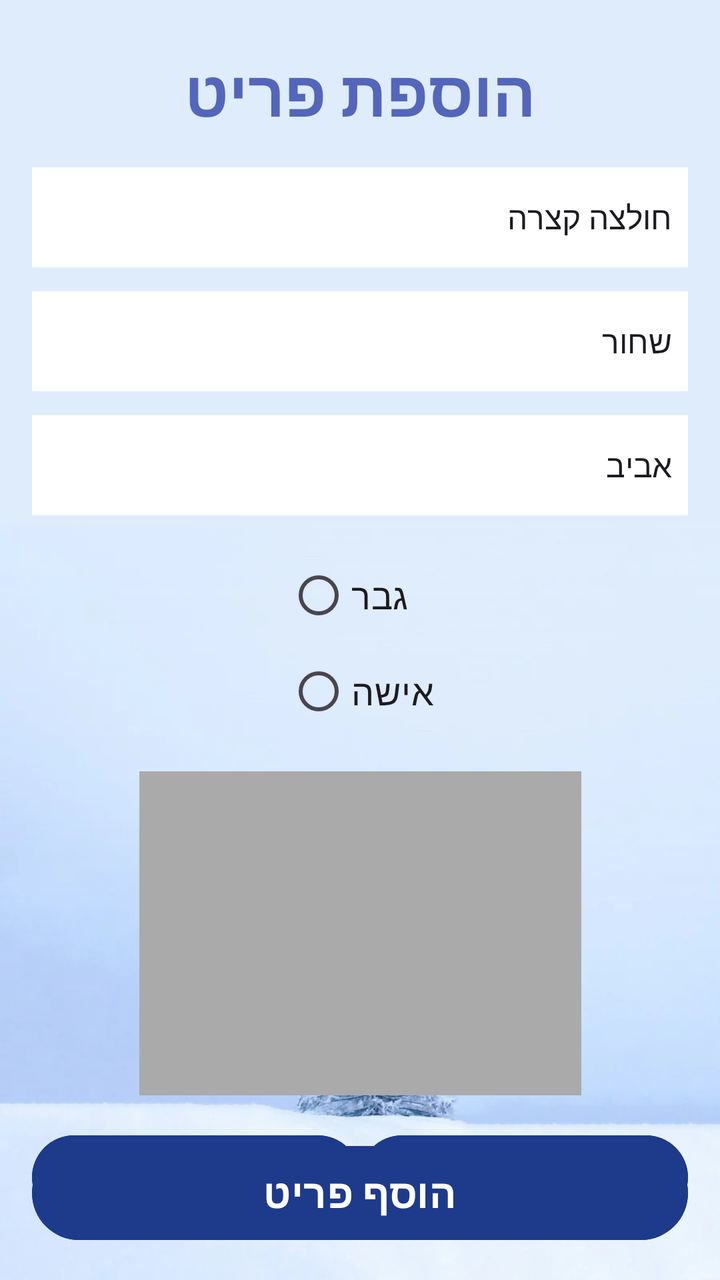
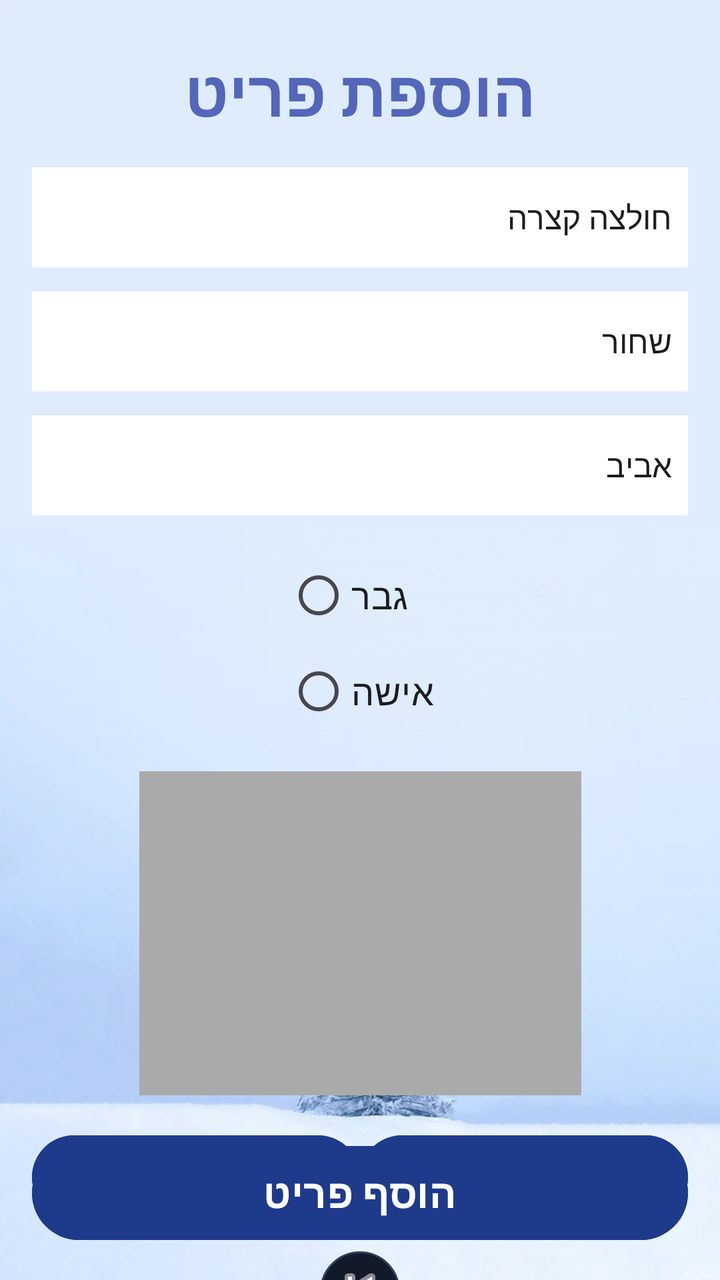

Screens rendered from an Android XML layout before and after an edit, with the pre-edit source and the edit as a unified diff.
<!-- AndroidManifest.xml: application theme Theme.ProjectX -->
<!-- res/layout/activity_addclothe.xml -->
<?xml version="1.0" encoding="utf-8"?>
<androidx.constraintlayout.widget.ConstraintLayout
    xmlns:android="http://schemas.android.com/apk/res/android"
    xmlns:app="http://schemas.android.com/apk/res-auto"
    xmlns:tools="http://schemas.android.com/tools"
    android:id="@+id/main"
    android:layout_width="match_parent"
    android:layout_height="match_parent"
    tools:context=".AddClothe">

    
    <ImageView
        android:id="@+id/backgroundImage"
        android:layout_width="0dp"
        android:layout_height="0dp"
        android:adjustViewBounds="true"
        android:clickable="false"
        android:focusable="false"
        android:scaleType="centerCrop"
        android:src="@drawable/back3"
        app:layout_constraintBottom_toBottomOf="parent"
        app:layout_constraintEnd_toEndOf="parent"
        app:layout_constraintStart_toStartOf="parent"
        app:layout_constraintTop_toTopOf="parent" />

    
    <TextView
        android:id="@+id/title_add_item"
        android:layout_width="wrap_content"
        android:layout_height="wrap_content"
        android:layout_marginTop="24dp"
        android:text="הוספת פריט"
        android:textColor="#5366BA"
        android:textSize="32sp"
        android:textStyle="bold"
        app:layout_constraintEnd_toEndOf="parent"
        app:layout_constraintStart_toStartOf="parent"
        app:layout_constraintTop_toTopOf="parent" />

    
    <Spinner
        android:id="@+id/spinner_type"
        android:layout_width="0dp"
        android:layout_height="50dp"
        android:spinnerMode="dropdown"
        android:background="@android:color/white"
        android:layout_marginTop="16dp"
        android:layout_marginStart="16dp"
        android:layout_marginEnd="16dp"
        android:entries="@array/typeArr"
        app:layout_constraintTop_toBottomOf="@id/title_add_item"
        app:layout_constraintStart_toStartOf="parent"
        app:layout_constraintEnd_toEndOf="parent" />

    
    <Spinner
        android:id="@+id/spinner_color"
        android:layout_width="0dp"
        android:layout_height="50dp"
        android:spinnerMode="dropdown"
        android:background="@android:color/white"
        android:layout_marginTop="12dp"
        android:layout_marginStart="16dp"
        android:layout_marginEnd="16dp"
        android:entries="@array/colorArr"
        app:layout_constraintTop_toBottomOf="@id/spinner_type"
        app:layout_constraintStart_toStartOf="parent"
        app:layout_constraintEnd_toEndOf="parent" />

    
    <Spinner
        android:id="@+id/spinner_season"
        android:layout_width="0dp"
        android:layout_height="50dp"
        android:spinnerMode="dropdown"
        android:background="@android:color/white"
        android:layout_marginTop="12dp"
        android:layout_marginStart="16dp"
        android:layout_marginEnd="16dp"
        android:entries="@array/seasonArr"
        app:layout_constraintTop_toBottomOf="@id/spinner_color"
        app:layout_constraintStart_toStartOf="parent"
        app:layout_constraintEnd_toEndOf="parent" />

    
    <RadioGroup
        android:id="@+id/radio_gender_group"
        android:layout_width="wrap_content"
        android:layout_height="wrap_content"
        android:orientation="vertical"
        android:layout_marginTop="16dp"
        app:layout_constraintTop_toBottomOf="@id/spinner_season"
        app:layout_constraintStart_toStartOf="parent"
        app:layout_constraintEnd_toEndOf="parent">

        <RadioButton
            android:id="@+id/radio_male"
            android:layout_width="wrap_content"
            android:layout_height="wrap_content"
            android:text="גבר"
            android:textSize="18sp" />

        <RadioButton
            android:id="@+id/radio_female"
            android:layout_width="wrap_content"
            android:layout_height="wrap_content"
            android:text="אישה"
            android:textSize="18sp" />

    </RadioGroup>


    <ImageView
        android:id="@+id/item_image"
        android:layout_width="221dp"
        android:layout_height="162dp"
        android:layout_marginTop="16dp"
        android:background="@android:color/darker_gray"
        android:scaleType="centerCrop"
        app:layout_constraintEnd_toEndOf="parent"
        app:layout_constraintStart_toStartOf="parent"
        app:layout_constraintTop_toBottomOf="@id/radio_gender_group" />


    <LinearLayout
        android:id="@+id/image_buttons_layout"
        android:layout_width="match_parent"
        android:layout_height="wrap_content"
        android:orientation="horizontal"
        android:layout_marginTop="16dp"
        android:layout_marginStart="16dp"
        android:layout_marginEnd="16dp"
        app:layout_constraintTop_toBottomOf="@id/item_image"
        app:layout_constraintStart_toStartOf="parent"
        app:layout_constraintEnd_toEndOf="parent"
        android:gravity="center"
        android:weightSum="2">

        <Button
            android:id="@+id/button_choose_gallery"
            android:layout_width="0dp"
            android:layout_height="50dp"
            android:layout_weight="1"
            android:text="גלריה"
            android:textStyle="bold"
            android:textColor="#FFFFFF"
            android:backgroundTint="#1E3A8A"
            android:padding="8dp"
            android:background="@null" />

        <Button
            android:id="@+id/button_take_photo"
            android:layout_width="0dp"
            android:layout_height="50dp"
            android:layout_weight="1"
            android:textStyle="bold"
            android:text="מצלמה"
            android:textColor="#FFFFFF"
            android:backgroundTint="#1E3A8A"
            android:padding="8dp"
            android:background="@null" />
    </LinearLayout>


    <Button
        android:id="@+id/button_add"
        android:layout_width="0dp"
        android:layout_height="55dp"
        android:text="הוסף פריט"
        android:textStyle="bold"
        android:textColor="#FFFFFF"
        android:textSize="20sp"
        android:backgroundTint="#1E3A8A"
        android:background="@null"
        app:layout_constraintStart_toStartOf="parent"
        app:layout_constraintEnd_toEndOf="parent"
        app:layout_constraintBottom_toBottomOf="parent"
        android:layout_marginStart="16dp"
        android:layout_marginEnd="16dp"
        android:layout_marginBottom="16dp"/>

</androidx.constraintlayout.widget.ConstraintLayout>
<!-- resources referenced by this layout -->
<resources>
  <string-array name="colorArr">
  
          <item>שחור</item>
          <item>לבן</item>
          <item>אפור</item>
          <item>כחול</item>
          <item>כחול כהה</item>
          <item>אדום</item>
          <item>ירוק</item>
          <item>חום</item>
          <item>בז</item>
          <item>צהוב</item>
          <item>כתום</item>
          <item>סגול</item>
          <item>ורוד</item>
          <item>טורקיז</item>
          <item>זית</item>
      </string-array>
  <string-array name="seasonArr">
  
          <item>אביב</item>
          <item>קיץ</item>
          <item>סתיו</item>
          <item>חורף</item>
          <item>סתיו+חורף</item>
          <item>סתיו+אביב</item>
          <item>אביב+קיץ</item>
          <item>כל העונות</item>
      </string-array>
  <string-array name="typeArr">
  
          <item>חולצה קצרה</item>
          <item>חולצה ארוכה</item>
          <item>גופייה</item>
          <item>סוודר</item>
          <item>קפוצון</item>
          <item>זקט</item>
          <item>מעיל</item>
          <item>מכנסיים ארוכים</item>
          <item>מכנסיים קצרים</item>
          <item>גינס</item>
          <item>חצאית</item>
          <item>שמלה</item>
          <item>טייטס</item>
          <item>טרנינג</item>
          <item>חליפת ספורט</item>
          <item>ווסט</item>
          <item>עליונית</item>
          <item>סרבל</item>
          <item>חולצת פולו</item>
      </string-array>
  <!-- drawable back3: webp bitmap (drawable, 23296 bytes) -->
  <style name="Theme.ProjectX" parent="Base.Theme.ProjectX" />
  <style name="Base.Theme.ProjectX" parent="Theme.Material3.DayNight.NoActionBar">
          
          
      </style>
</resources>

<!-- the commit's change to res/layout/activity_addclothe.xml (unified diff, before → after) -->
@@ -126,39 +126,55 @@
         android:id="@+id/image_buttons_layout"
         android:layout_width="match_parent"
         android:layout_height="wrap_content"
-        android:orientation="horizontal"
+        android:orientation="vertical"
         android:layout_marginTop="16dp"
         android:layout_marginStart="16dp"
         android:layout_marginEnd="16dp"
         app:layout_constraintTop_toBottomOf="@id/item_image"
         app:layout_constraintStart_toStartOf="parent"
         app:layout_constraintEnd_toEndOf="parent"
-        android:gravity="center"
-        android:weightSum="2">
+        android:gravity="center">
 
-        <Button
-            android:id="@+id/button_choose_gallery"
-            android:layout_width="0dp"
-            android:layout_height="50dp"
-            android:layout_weight="1"
-            android:text="גלריה"
-            android:textStyle="bold"
-            android:textColor="#FFFFFF"
-            android:backgroundTint="#1E3A8A"
-            android:padding="8dp"
-            android:background="@null" />
+        
+        <LinearLayout
+            android:layout_width="match_parent"
+            android:layout_height="wrap_content"
+            android:orientation="horizontal"
+            android:weightSum="2">
 
-        <Button
-            android:id="@+id/button_take_photo"
-            android:layout_width="0dp"
-            android:layout_height="50dp"
-            android:layout_weight="1"
-            android:textStyle="bold"
-            android:text="מצלמה"
-            android:textColor="#FFFFFF"
-            android:backgroundTint="#1E3A8A"
-            android:padding="8dp"
-            android:background="@null" />
+            <Button
+                android:id="@+id/button_choose_gallery"
+                android:layout_width="0dp"
+                android:layout_height="50dp"
+                android:layout_weight="1"
+                android:text="גלריה"
+                android:textStyle="bold"
+                android:textColor="#FFFFFF"
+                android:backgroundTint="#1E3A8A" />
+
+            <Button
+                android:id="@+id/button_take_photo"
+                android:layout_width="0dp"
+                android:layout_height="50dp"
+                android:layout_weight="1"
+                android:text="מצלמה"
+                android:textStyle="bold"
+                android:textColor="#FFFFFF"
+                android:backgroundTint="#1E3A8A" />
+
+        </LinearLayout>
+
+        
+        <ImageButton
+            android:id="@+id/btnBack"
+            android:layout_width="40dp"
+            android:layout_height="40dp"
+            android:layout_marginTop="12dp"
+            android:background="@drawable/btn_circle_dark"
+            android:src="@android:drawable/ic_media_previous"
+            android:scaleType="centerInside"
+            app:tint="#FFFFFF" />
+
     </LinearLayout>
 
 
<!-- resource entries referenced after the edit -->
@@ -52,6 +52,13 @@
           <item>חולצת פולו</item>
       </string-array>
   <!-- drawable back3: webp bitmap (drawable, 23296 bytes) -->
+  <!-- drawable btn_circle_dark (drawable) -->
+  <?xml version="1.0" encoding="utf-8"?>
+  <shape xmlns:android="http://schemas.android.com/apk/res/android">
+      <solid android:color="#121A2A"/>
+      <corners android:radius="50dp"/>
+      <stroke android:width="1dp" android:color="#2F3E5C"/>
+  </shape>
   <style name="Theme.ProjectX" parent="Base.Theme.ProjectX" />
   <style name="Base.Theme.ProjectX" parent="Theme.Material3.DayNight.NoActionBar">
           
